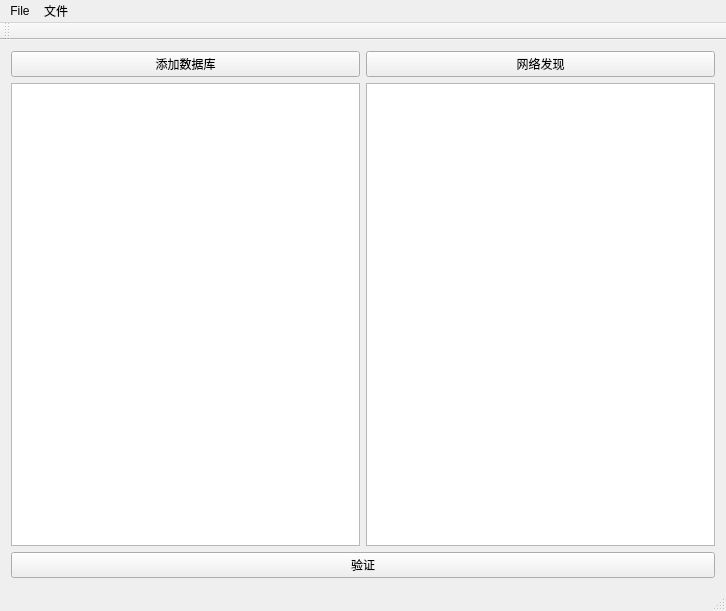
The window that DBVerify/mainwindow.ui (FMX/qt-gui) describes before a commit, drawn with Qt 5.
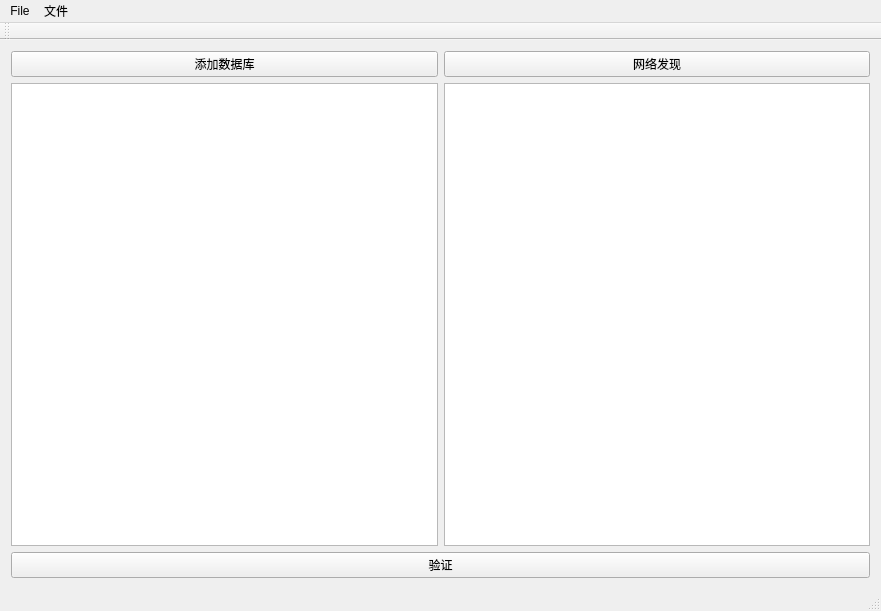
The same window after the commit.

What changed in the file:
```diff
--- a/DBVerify/mainwindow.ui
+++ b/DBVerify/mainwindow.ui
@@ -6,7 +6,7 @@
    <rect>
     <x>0</x>
     <y>0</y>
-    <width>726</width>
+    <width>881</width>
     <height>611</height>
    </rect>
   </property>
@@ -38,10 +38,10 @@
       <item>
        <layout class="QHBoxLayout" name="horizontalLayout_2">
         <item>
-         <widget class="QTableView" name="tbvDbitems"/>
+         <widget class="QTableWidget" name="tbvDbitems"/>
         </item>
         <item>
-         <widget class="QTableView" name="tbvLeaks"/>
+         <widget class="QTableWidget" name="tbvLeaks"/>
         </item>
        </layout>
       </item>
@@ -61,7 +61,7 @@
     <rect>
      <x>0</x>
      <y>0</y>
-     <width>726</width>
+     <width>881</width>
      <height>22</height>
     </rect>
    </property>
```
